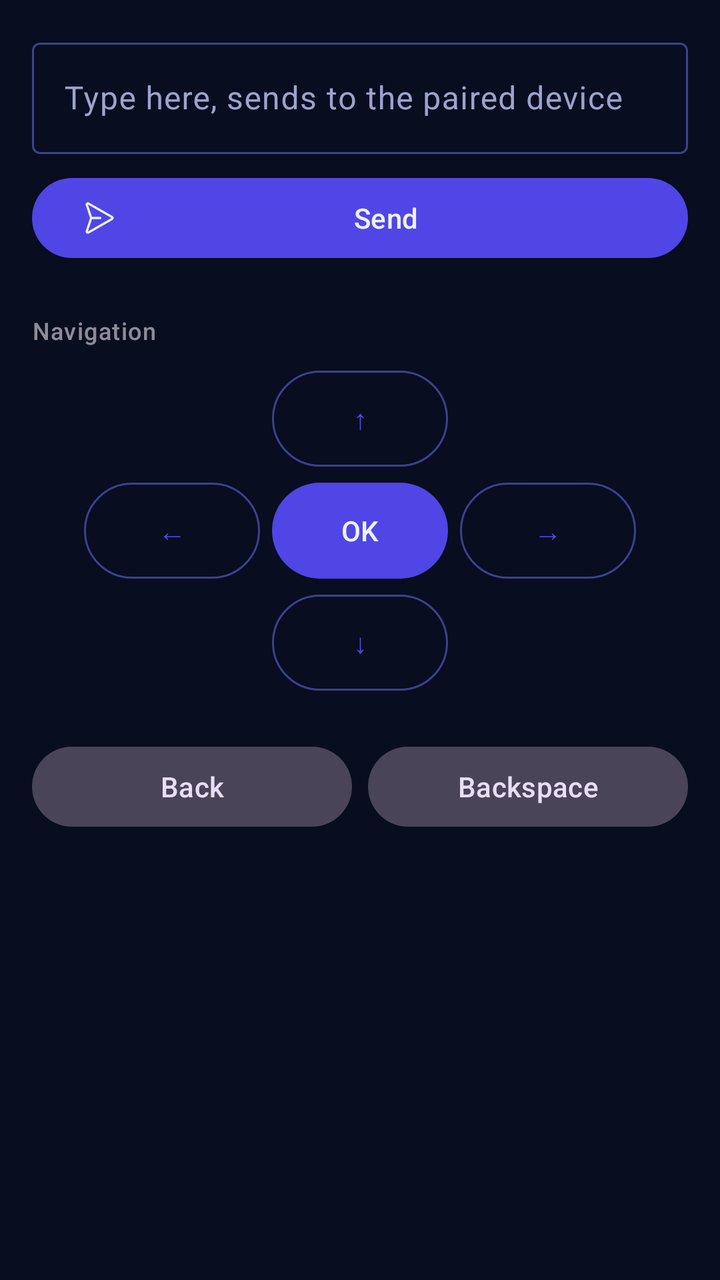
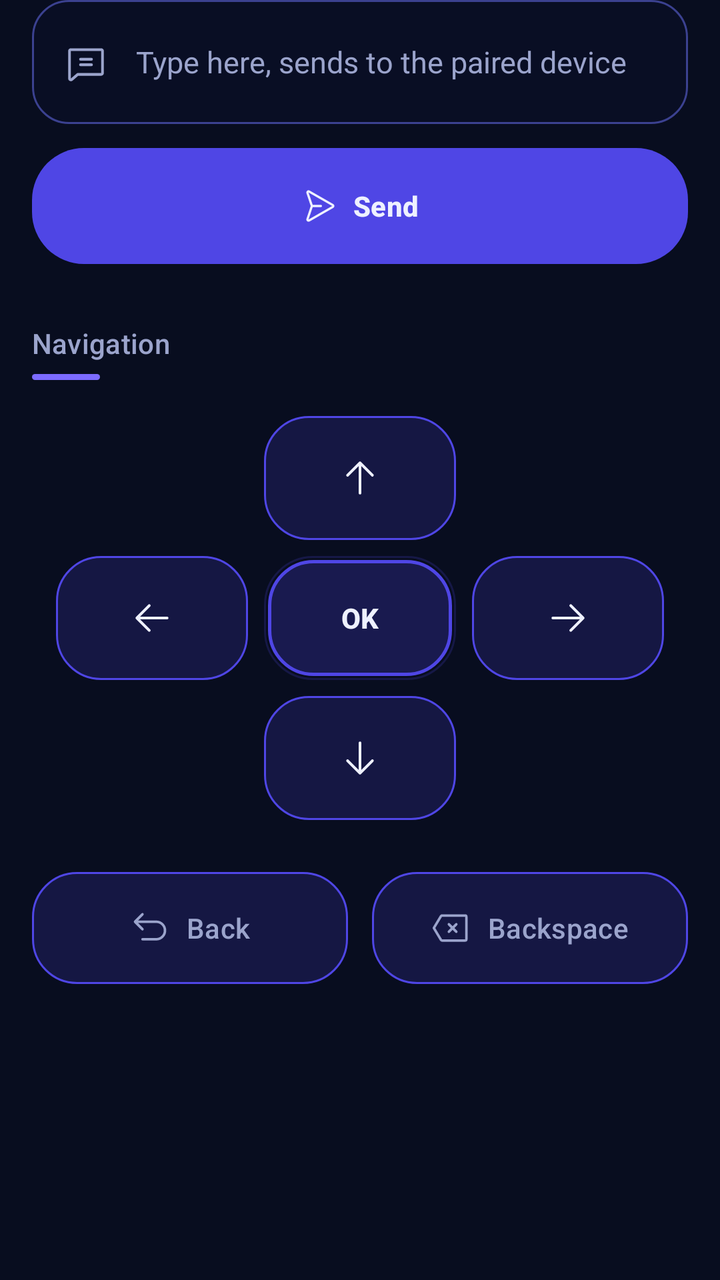

Screens rendered from an Android XML layout before and after an edit, with the pre-edit source and the edit as a unified diff.
<!-- AndroidManifest.xml: application theme Theme.BeamPad -->
<!-- res/layout/fragment_keyboard.xml -->
<?xml version="1.0" encoding="utf-8"?>
<ScrollView xmlns:android="http://schemas.android.com/apk/res/android"
    android:layout_width="match_parent"
    android:layout_height="match_parent"
    android:fillViewport="true">

    <LinearLayout
        android:id="@+id/content"
        android:layout_width="match_parent"
        android:layout_height="wrap_content"
        android:orientation="vertical"
        android:padding="16dp">

        <com.google.android.material.textfield.TextInputLayout
            android:layout_width="match_parent"
            android:layout_height="wrap_content"
            android:hint="@string/keyboard_hint">

            <com.google.android.material.textfield.TextInputEditText
                android:id="@+id/input"
                android:layout_width="match_parent"
                android:layout_height="wrap_content"
                android:imeOptions="actionSend"
                android:inputType="text" />
        </com.google.android.material.textfield.TextInputLayout>

        <com.google.android.material.button.MaterialButton
            android:id="@+id/send"
            android:layout_width="match_parent"
            android:layout_height="wrap_content"
            android:layout_marginTop="8dp"
            android:text="@string/keyboard_send"
            app:icon="@drawable/ic_paper_plane_right"
            xmlns:app="http://schemas.android.com/apk/res-auto" />

        <TextView
            android:layout_width="wrap_content"
            android:layout_height="wrap_content"
            android:layout_marginTop="24dp"
            android:layout_marginBottom="8dp"
            android:text="@string/keyboard_navigation"
            android:textAppearance="?attr/textAppearanceLabelMedium"
            android:alpha="0.7" />

        <LinearLayout
            android:layout_width="match_parent"
            android:layout_height="wrap_content"
            android:orientation="vertical"
            android:gravity="center">

            <com.google.android.material.button.MaterialButton
                android:id="@+id/up"
                style="@style/Widget.Material3.Button.OutlinedButton"
                android:layout_width="88dp"
                android:layout_height="56dp"
                android:text="@string/key_up" />

            <LinearLayout
                android:layout_width="wrap_content"
                android:layout_height="wrap_content"
                android:orientation="horizontal">

                <com.google.android.material.button.MaterialButton
                    android:id="@+id/left"
                    style="@style/Widget.Material3.Button.OutlinedButton"
                    android:layout_width="88dp"
                    android:layout_height="56dp"
                    android:text="@string/key_left" />

                <com.google.android.material.button.MaterialButton
                    android:id="@+id/enter"
                    android:layout_width="88dp"
                    android:layout_height="56dp"
                    android:layout_marginStart="6dp"
                    android:layout_marginEnd="6dp"
                    android:text="@string/key_ok" />

                <com.google.android.material.button.MaterialButton
                    android:id="@+id/right"
                    style="@style/Widget.Material3.Button.OutlinedButton"
                    android:layout_width="88dp"
                    android:layout_height="56dp"
                    android:text="@string/key_right" />
            </LinearLayout>

            <com.google.android.material.button.MaterialButton
                android:id="@+id/down"
                style="@style/Widget.Material3.Button.OutlinedButton"
                android:layout_width="88dp"
                android:layout_height="56dp"
                android:text="@string/key_down" />
        </LinearLayout>

        <LinearLayout
            android:layout_width="match_parent"
            android:layout_height="wrap_content"
            android:layout_marginTop="20dp"
            android:orientation="horizontal">

            <com.google.android.material.button.MaterialButton
                android:id="@+id/back"
                style="@style/Widget.Material3.Button.TonalButton"
                android:layout_width="0dp"
                android:layout_weight="1"
                android:layout_height="wrap_content"
                android:text="@string/key_back" />

            <com.google.android.material.button.MaterialButton
                android:id="@+id/backspace"
                style="@style/Widget.Material3.Button.TonalButton"
                android:layout_width="0dp"
                android:layout_weight="1"
                android:layout_height="wrap_content"
                android:layout_marginStart="8dp"
                android:text="@string/key_backspace" />
        </LinearLayout>
    </LinearLayout>
</ScrollView>
<!-- resources referenced by this layout -->
<resources>
  <string name="key_down">\u2193</string>
  <string name="key_left">\u2190</string>
  <string name="key_right">\u2192</string>
  <string name="key_up">\u2191</string>
  <!-- unchanged entries left out for length: 15 -->
</resources>

<!-- the commit's change to res/layout/fragment_keyboard.xml (unified diff, before → after) -->
@@ -1,118 +1,146 @@
 <?xml version="1.0" encoding="utf-8"?>
 <ScrollView xmlns:android="http://schemas.android.com/apk/res/android"
+    xmlns:app="http://schemas.android.com/apk/res-auto"
     android:layout_width="match_parent"
     android:layout_height="match_parent"
     android:fillViewport="true">
 
     <LinearLayout
-        android:id="@+id/content"
         android:layout_width="match_parent"
         android:layout_height="wrap_content"
         android:orientation="vertical"
-        android:padding="16dp">
+        android:paddingStart="16dp"
+        android:paddingEnd="16dp"
+        android:paddingBottom="24dp">
 
-        <com.google.android.material.textfield.TextInputLayout
+        <LinearLayout
+            android:id="@+id/inputRow"
             android:layout_width="match_parent"
-            android:layout_height="wrap_content"
-            android:hint="@string/keyboard_hint">
+            android:layout_height="62dp"
+            android:background="@drawable/bg_input"
+            android:orientation="horizontal"
+            android:gravity="center_vertical"
+            android:paddingStart="16dp"
+            android:paddingEnd="16dp">
 
-            <com.google.android.material.textfield.TextInputEditText
+            <ImageView
+                android:layout_width="22dp"
+                android:layout_height="22dp"
+                android:layout_marginEnd="14dp"
+                android:src="@drawable/ic_chat_text"
+                app:tint="@color/bp_text_dim"
+                android:contentDescription="@null" />
+
+            <EditText
                 android:id="@+id/input"
                 android:layout_width="match_parent"
-                android:layout_height="wrap_content"
+                android:layout_height="match_parent"
+                android:background="@null"
+                android:hint="@string/keyboard_hint"
                 android:imeOptions="actionSend"
-                android:inputType="text" />
-        </com.google.android.material.textfield.TextInputLayout>
+                android:inputType="text"
+                android:maxLines="1"
+                android:textColor="@color/bp_text"
+                android:textColorHint="@color/bp_text_dim"
+                android:textSize="15sp"
+                android:importantForAutofill="no" />
+        </LinearLayout>
 
         <com.google.android.material.button.MaterialButton
             android:id="@+id/send"
             android:layout_width="match_parent"
-            android:layout_height="wrap_content"
-            android:layout_marginTop="8dp"
+            android:layout_height="58dp"
+            android:layout_marginTop="12dp"
+            android:background="@drawable/bg_send"
+            android:backgroundTint="@null"
+            android:insetTop="0dp"
+            android:insetBottom="0dp"
             android:text="@string/keyboard_send"
+            android:textStyle="bold"
+            android:textColor="@color/bp_text"
             app:icon="@drawable/ic_paper_plane_right"
-            xmlns:app="http://schemas.android.com/apk/res-auto" />
+            app:iconGravity="textStart"
+            app:iconTint="@color/bp_text"
+            app:cornerRadius="26dp" />
 
         <TextView
             android:layout_width="wrap_content"
             android:layout_height="wrap_content"
-            android:layout_marginTop="24dp"
-            android:layout_marginBottom="8dp"
+            android:layout_marginTop="30dp"
             android:text="@string/keyboard_navigation"
-            android:textAppearance="?attr/textAppearanceLabelMedium"
-            android:alpha="0.7" />
+            android:textAppearance="?attr/textAppearanceLabelLarge"
+            android:textColor="@color/bp_text_dim" />
+
+        <View
+            android:layout_width="34dp"
+            android:layout_height="3dp"
+            android:layout_marginTop="6dp"
+            android:background="@drawable/accent_underline" />
 
         <LinearLayout
             android:layout_width="match_parent"
             android:layout_height="wrap_content"
+            android:layout_marginTop="18dp"
             android:orientation="vertical"
             android:gravity="center">
 
             <com.google.android.material.button.MaterialButton
                 android:id="@+id/up"
-                style="@style/Widget.Material3.Button.OutlinedButton"
-                android:layout_width="88dp"
-                android:layout_height="56dp"
-                android:text="@string/key_up" />
+                style="@style/DpadKey"
+                app:icon="@drawable/ic_arrow_up" />
 
             <LinearLayout
                 android:layout_width="wrap_content"
                 android:layout_height="wrap_content"
+                android:layout_marginTop="8dp"
                 android:orientation="horizontal">
 
                 <com.google.android.material.button.MaterialButton
                     android:id="@+id/left"
-                    style="@style/Widget.Material3.Button.OutlinedButton"
-                    android:layout_width="88dp"
-                    android:layout_height="56dp"
-                    android:text="@string/key_left" />
+                    style="@style/DpadKey"
+                    app:icon="@drawable/ic_arrow_left" />
 
                 <com.google.android.material.button.MaterialButton
                     android:id="@+id/enter"
-                    android:layout_width="88dp"
-                    android:layout_height="56dp"
-                    android:layout_marginStart="6dp"
-                    android:layout_marginEnd="6dp"
-                    android:text="@string/key_ok" />
+                    style="@style/DpadKey"
+                    android:layout_marginStart="8dp"
+                    android:layout_marginEnd="8dp"
+                    android:background="@drawable/bg_key_ok"
+                    android:text="@string/key_ok"
+                    android:textStyle="bold"
+                    android:textColor="@color/bp_text" />
 
                 <com.google.android.material.button.MaterialButton
                     android:id="@+id/right"
-                    style="@style/Widget.Material3.Button.OutlinedButton"
-                    android:layout_width="88dp"
-                    android:layout_height="56dp"
-                    android:text="@string/key_right" />
+                    style="@style/DpadKey"
+                    app:icon="@drawable/ic_arrow_right" />
             </LinearLayout>
 
             <com.google.android.material.button.MaterialButton
                 android:id="@+id/down"
-                style="@style/Widget.Material3.Button.OutlinedButton"
-                android:layout_width="88dp"
-                android:layout_height="56dp"
-                android:text="@string/key_down" />
+                style="@style/DpadKey"
+                android:layout_marginTop="8dp"
+                app:icon="@drawable/ic_arrow_down" />
         </LinearLayout>
 
         <LinearLayout
             android:layout_width="match_parent"
             android:layout_height="wrap_content"
-            android:layout_marginTop="20dp"
+            android:layout_marginTop="26dp"
             android:orientation="horizontal">
 
             <com.google.android.material.button.MaterialButton
                 android:id="@+id/back"
-                style="@style/Widget.Material3.Button.TonalButton"
-                android:layout_width="0dp"
-                android:layout_weight="1"
-                android:layout_height="wrap_content"
-                android:text="@string/key_back" />
+                style="@style/WideKey"
+                android:text="@string/key_back"
+                app:icon="@drawable/ic_arrow_u_up_left" />
 
             <com.google.android.material.button.MaterialButton
                 android:id="@+id/backspace"
-                style="@style/Widget.Material3.Button.TonalButton"
-                android:layout_width="0dp"
-                android:layout_weight="1"
-                android:layout_height="wrap_content"
-                android:layout_marginStart="8dp"
-                android:text="@string/key_backspace" />
+                style="@style/WideKey"
+                android:layout_marginStart="12dp"
+                android:text="@string/key_backspace"
+                app:icon="@drawable/ic_backspace" />
         </LinearLayout>
     </LinearLayout>
 </ScrollView>
<!-- resource entries referenced after the edit -->
@@ -1,9 +1,218 @@
 <!-- resources referenced by this layout -->
 <resources>
-  <string name="key_down">\u2193</string>
-  <string name="key_left">\u2190</string>
-  <string name="key_right">\u2192</string>
-  <string name="key_up">\u2191</string>
+  <!-- drawable accent_underline (drawable) -->
+  <?xml version="1.0" encoding="utf-8"?>
+  <shape xmlns:android="http://schemas.android.com/apk/res/android"
+      android:shape="rectangle">
+      <solid android:color="@color/bp_accent_2" />
+      <corners android:radius="2dp" />
+  </shape>
+  <!-- drawable bg_input (drawable) -->
+  <?xml version="1.0" encoding="utf-8"?>
+  <selector xmlns:android="http://schemas.android.com/apk/res/android">
+      <item android:state_focused="true">
+          <shape android:shape="rectangle">
+              <solid android:color="#33101838" />
+              <stroke android:width="1.5dp" android:color="@color/bp_accent_2" />
+              <corners android:radius="18dp" />
+          </shape>
+      </item>
+      <item>
+          <shape android:shape="rectangle">
+              <solid android:color="#33101838" />
+              <stroke android:width="1dp" android:color="@color/bp_stroke" />
+              <corners android:radius="18dp" />
+          </shape>
+      </item>
+  </selector>
+  <!-- drawable bg_key_ok (drawable) -->
+  <?xml version="1.0" encoding="utf-8"?>
+  <selector xmlns:android="http://schemas.android.com/apk/res/android">
+      <item android:state_enabled="false">
+          <shape android:shape="rectangle">
+              <solid android:color="#14121A38" />
+              <stroke android:width="1dp" android:color="#1F2C4A" />
+              <corners android:radius="22dp" />
+          </shape>
+      </item>
+      <item>
+          <layer-list>
+              <item>
+                  <shape android:shape="rectangle">
+                      <solid android:color="#00000000" />
+                      <stroke android:width="1dp" android:color="#334F46E5" />
+                      <corners android:radius="24dp" />
+                  </shape>
+              </item>
+              <item android:left="2dp" android:top="2dp" android:right="2dp" android:bottom="2dp">
+                  <shape android:shape="rectangle">
+                      <solid android:color="#3D4F46E5" />
+                      <stroke android:width="1.5dp" android:color="@color/bp_accent_2" />
+                      <corners android:radius="22dp" />
+                  </shape>
+              </item>
+          </layer-list>
+      </item>
+  </selector>
+  <!-- drawable bg_send (drawable) -->
+  <?xml version="1.0" encoding="utf-8"?>
+  <selector xmlns:android="http://schemas.android.com/apk/res/android">
+      <item android:state_enabled="false">
+          <shape android:shape="rectangle">
+              <solid android:color="#1F1B2350" />
+              <stroke android:width="1dp" android:color="#1F2C4A" />
+              <corners android:radius="26dp" />
+          </shape>
+      </item>
+      <item>
+          <shape android:shape="rectangle">
+              <gradient
+                  android:type="linear"
+                  android:angle="0"
+                  android:startColor="@color/bp_accent"
+                  android:centerColor="@color/bp_accent_2"
+                  android:endColor="#3B82F6" />
+              <corners android:radius="26dp" />
+          </shape>
+      </item>
+  </selector>
+  <!-- drawable ic_arrow_down (drawable) -->
+  <?xml version="1.0" encoding="utf-8"?>
+  <vector xmlns:android="http://schemas.android.com/apk/res/android"
+      android:width="24dp"
+      android:height="24dp"
+      android:viewportWidth="256"
+      android:viewportHeight="256"
+      android:tint="?attr/colorControlNormal">
+      <path
+          android:fillColor="@android:color/white"
+          android:pathData="M205.66,149.66l-72,72a8,8,0,0,1-11.32,0l-72-72a8,8,0,0,1,11.32-11.32L120,196.69V40a8,8,0,0,1,16,0V196.69l58.34-58.35a8,8,0,0,1,11.32,11.32Z" />
+  </vector>
+  <!-- drawable ic_arrow_left (drawable) -->
+  <?xml version="1.0" encoding="utf-8"?>
+  <vector xmlns:android="http://schemas.android.com/apk/res/android"
+      android:width="24dp"
+      android:height="24dp"
+      android:viewportWidth="256"
+      android:viewportHeight="256"
+      android:tint="?attr/colorControlNormal">
+      <path
+          android:fillColor="@android:color/white"
+          android:pathData="M224,128a8,8,0,0,1-8,8H59.31l58.35,58.34a8,8,0,0,1-11.32,11.32l-72-72a8,8,0,0,1,0-11.32l72-72a8,8,0,0,1,11.32,11.32L59.31,120H216A8,8,0,0,1,224,128Z" />
+  </vector>
+  <!-- drawable ic_arrow_right (drawable) -->
+  <?xml version="1.0" encoding="utf-8"?>
+  <vector xmlns:android="http://schemas.android.com/apk/res/android"
+      android:width="24dp"
+      android:height="24dp"
+      android:viewportWidth="256"
+      android:viewportHeight="256"
+      android:tint="?attr/colorControlNormal">
+      <path
+          android:fillColor="@android:color/white"
+          android:pathData="M221.66,133.66l-72,72a8,8,0,0,1-11.32-11.32L196.69,136H40a8,8,0,0,1,0-16H196.69L138.34,61.66a8,8,0,0,1,11.32-11.32l72,72A8,8,0,0,1,221.66,133.66Z" />
+  </vector>
+  <!-- drawable ic_arrow_u_up_left (drawable) -->
+  <?xml version="1.0" encoding="utf-8"?>
+  <vector xmlns:android="http://schemas.android.com/apk/res/android"
+      android:width="24dp"
+      android:height="24dp"
+      android:viewportWidth="256"
+      android:viewportHeight="256"
+      android:tint="?attr/colorControlNormal">
+      <path
+          android:fillColor="@android:color/white"
+          android:pathData="M232,144a64.07,64.07,0,0,1-64,64H80a8,8,0,0,1,0-16h88a48,48,0,0,0,0-96H51.31l34.35,34.34a8,8,0,0,1-11.32,11.32l-48-48a8,8,0,0,1,0-11.32l48-48A8,8,0,0,1,85.66,45.66L51.31,80H168A64.07,64.07,0,0,1,232,144Z" />
+  </vector>
+  <!-- drawable ic_arrow_up (drawable) -->
+  <?xml version="1.0" encoding="utf-8"?>
+  <vector xmlns:android="http://schemas.android.com/apk/res/android"
+      android:width="24dp"
+      android:height="24dp"
+      android:viewportWidth="256"
+      android:viewportHeight="256"
+      android:tint="?attr/colorControlNormal">
+      <path
+          android:fillColor="@android:color/white"
+          android:pathData="M205.66,117.66a8,8,0,0,1-11.32,0L136,59.31V216a8,8,0,0,1-16,0V59.31L61.66,117.66a8,8,0,0,1-11.32-11.32l72-72a8,8,0,0,1,11.32,0l72,72A8,8,0,0,1,205.66,117.66Z" />
+  </vector>
+  <!-- drawable ic_backspace (drawable) -->
+  <?xml version="1.0" encoding="utf-8"?>
+  <vector xmlns:android="http://schemas.android.com/apk/res/android"
+      android:width="24dp"
+      android:height="24dp"
+      android:viewportWidth="256"
+      android:viewportHeight="256"
+      android:tint="?attr/colorControlNormal">
+      <path
+          android:fillColor="@android:color/white"
+          android:pathData="M216,40H68.53a16.08,16.08,0,0,0-13.72,7.77L9.14,123.88a8,8,0,0,0,0,8.24l45.67,76.11A16.08,16.08,0,0,0,68.53,216H216a16,16,0,0,0,16-16V56A16,16,0,0,0,216,40ZM61.67,204.12,68.53,200h0ZM216,200H68.53l-43.2-72,43.2-72H216ZM106.34,146.34,124.69,128l-18.35-18.34a8,8,0,0,1,11.32-11.32L136,116.69l18.34-18.35a8,8,0,0,1,11.32,11.32L147.31,128l18.35,18.34a8,8,0,0,1-11.32,11.32L136,139.31l-18.34,18.35a8,8,0,0,1-11.32-11.32Z" />
+  </vector>
+  <!-- drawable ic_chat_text (drawable) -->
+  <?xml version="1.0" encoding="utf-8"?>
+  <vector xmlns:android="http://schemas.android.com/apk/res/android"
+      android:width="24dp"
+      android:height="24dp"
+      android:viewportWidth="256"
+      android:viewportHeight="256"
+      android:tint="?attr/colorControlNormal">
+      <path
+          android:fillColor="@android:color/white"
+          android:pathData="M216,48H40A16,16,0,0,0,24,64V224a15.85,15.85,0,0,0,9.24,14.5A16.13,16.13,0,0,0,40,240a15.89,15.89,0,0,0,10.25-3.78l.09-.07L83,208H216a16,16,0,0,0,16-16V64A16,16,0,0,0,216,48ZM40,224h0ZM216,192H80a8,8,0,0,0-5.23,1.95L40,224V64H216ZM88,112a8,8,0,0,1,8-8h64a8,8,0,0,1,0,16H96A8,8,0,0,1,88,112Zm0,32a8,8,0,0,1,8-8h64a8,8,0,1,1,0,16H96A8,8,0,0,1,88,144Z" />
+  </vector>
+  <style name="DpadKey" parent="Widget.Material3.Button">
+          <item name="android:layout_width">96dp</item>
+          <item name="android:layout_height">62dp</item>
+          <item name="android:background">@drawable/bg_key</item>
+          <item name="android:backgroundTint">@null</item>
+          <item name="android:insetTop">0dp</item>
+          <item name="android:insetBottom">0dp</item>
+          <item name="iconGravity">textStart</item>
+          <item name="iconPadding">0dp</item>
+          <item name="iconTint">@color/bp_text</item>
+          <item name="iconSize">22dp</item>
+          <item name="cornerRadius">22dp</item>
+      </style>
+  <style name="WideKey" parent="Widget.Material3.Button">
+          <item name="android:layout_width">0dp</item>
+          <item name="android:layout_weight">1</item>
+          <item name="android:layout_height">56dp</item>
+          <item name="android:background">@drawable/bg_key</item>
+          <item name="android:backgroundTint">@null</item>
+          <item name="android:insetTop">0dp</item>
+          <item name="android:insetBottom">0dp</item>
+          <item name="android:textColor">@color/bp_text_dim</item>
+          <item name="iconGravity">textStart</item>
+          <item name="iconTint">@color/bp_text_dim</item>
+          <item name="iconSize">20dp</item>
+          <item name="cornerRadius">22dp</item>
+      </style>
+  <color name="bp_accent_2">#7C6BFF</color>
+  <!-- drawable bg_key (drawable) -->
+  <?xml version="1.0" encoding="utf-8"?>
+  <selector xmlns:android="http://schemas.android.com/apk/res/android">
+      <item android:state_pressed="true">
+          <shape android:shape="rectangle">
+              <solid android:color="#332F3A80" />
+              <stroke android:width="1.5dp" android:color="@color/bp_accent_2" />
+              <corners android:radius="22dp" />
+          </shape>
+      </item>
+      <item android:state_enabled="false">
+          <shape android:shape="rectangle">
+              <solid android:color="#14121A38" />
+              <stroke android:width="1dp" android:color="#1F2C4A" />
+              <corners android:radius="22dp" />
+          </shape>
+      </item>
+      <item>
+          <shape android:shape="rectangle">
+              <solid android:color="#2E141C3D" />
+              <stroke android:width="1dp" android:color="@color/bp_stroke" />
+              <corners android:radius="22dp" />
+          </shape>
+      </item>
+  </selector>
   <!-- unchanged entries left out for length: 15 -->
 </resources>
 
